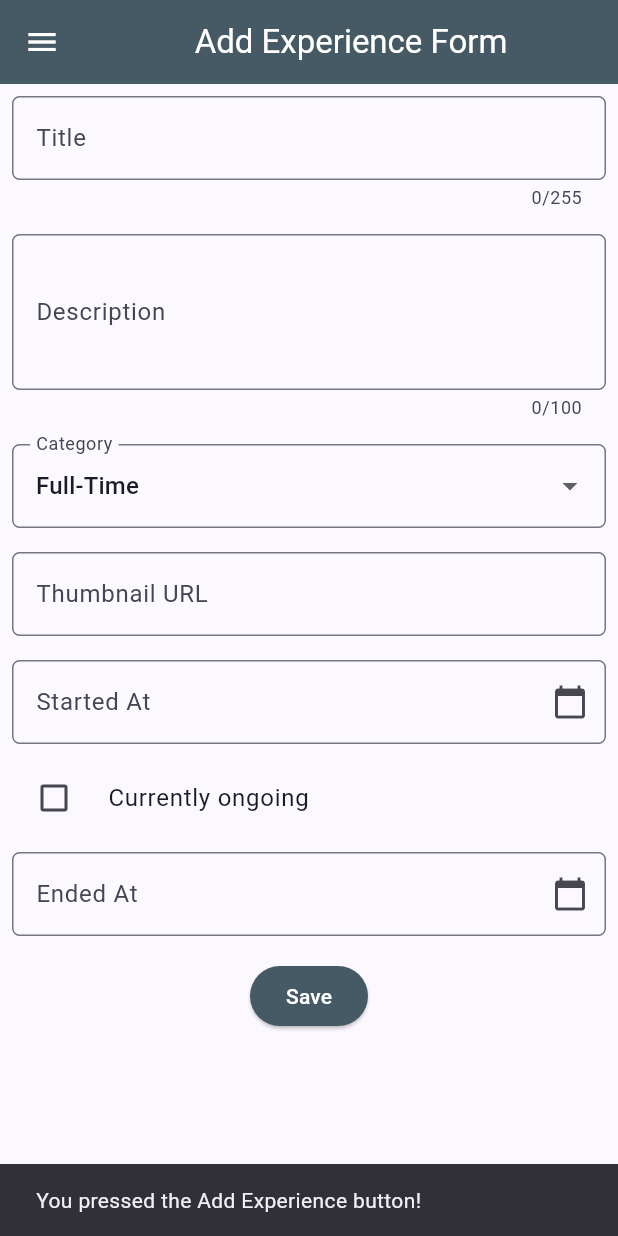
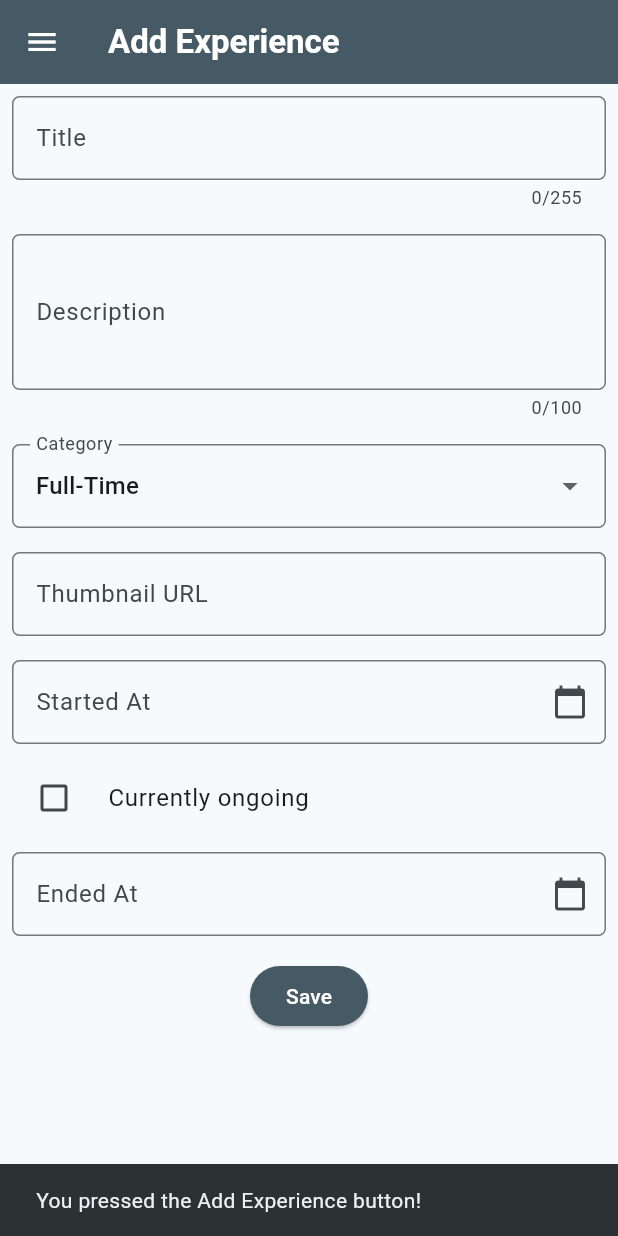
Before and after one commit to paramitasan/myportofolio_mobile, a Flutter app: the screen it shows after launch, after a tap on "Add Experience", on a phone screen of 412 x 824 dp. Run offline on Flutter 3.47's test engine with Material 3 defaults, Android fonts, the phone set to English and light mode, and no system bars; Roboto replaces fonts that are missing (Helvetica Neue).

Commit message:
style: change font, texts, appBar

```diff
--- a/lib/main.dart
+++ b/lib/main.dart
@@ -15,9 +15,10 @@ class MyApp extends StatelessWidget {
       title: 'MyPortofolio',
       theme: ThemeData(
         colorScheme: ColorScheme.fromSeed(
-          seedColor: Colors.indigo,
-          secondary: Colors.amber[700],
+          seedColor: Colors.blueGrey,
+          secondary: Colors.teal[500],
         ),
+        fontFamily: 'Helvetica Neue',
         useMaterial3: true,
       ),
       home: MyHomePage(),
--- a/lib/screens/experience_form.dart
+++ b/lib/screens/experience_form.dart
@@ -71,13 +71,15 @@ class _ExperienceFormPageState extends State<ExperienceFormPage> {
   Widget build(BuildContext context) {
     return Scaffold(
       appBar: AppBar(
-        title: const Center(
-          child: Text(
-            'Add Experience Form',
+        title: const Text(
+            'Add Experience',
+            style: TextStyle(
+              color: Colors.white,
+              fontWeight: FontWeight.bold,
           ),
         ),
         backgroundColor: Colors.blueGrey.shade700,
-        foregroundColor: Colors.white,
+        iconTheme: const IconThemeData(color: Colors.white),
       ),
 
       drawer: const LeftDrawer(),
--- a/lib/screens/menu.dart
+++ b/lib/screens/menu.dart
@@ -23,7 +23,7 @@ class MyHomePage extends StatelessWidget {
     return Scaffold(
       appBar: AppBar(
         title: const Text(
-            'MyPortofolio',
+            'My Portofolio',
             style: TextStyle(
               color: Colors.white,
               fontWeight: FontWeight.bold,
--- a/lib/widgets/left_drawer.dart
+++ b/lib/widgets/left_drawer.dart
@@ -28,7 +28,7 @@ class LeftDrawer extends StatelessWidget {
                 ),
                 SizedBox(height: 10),
                 Text(
-                  'Explore personal projects and experiences!',
+                  'Explore personal  experiences and education records!',
                   style: TextStyle(
                     fontSize: 15,
                     color: Colors.white,
```
Also changed, not shown: lib/screens/education_form.dart (+6 -4 lines).
